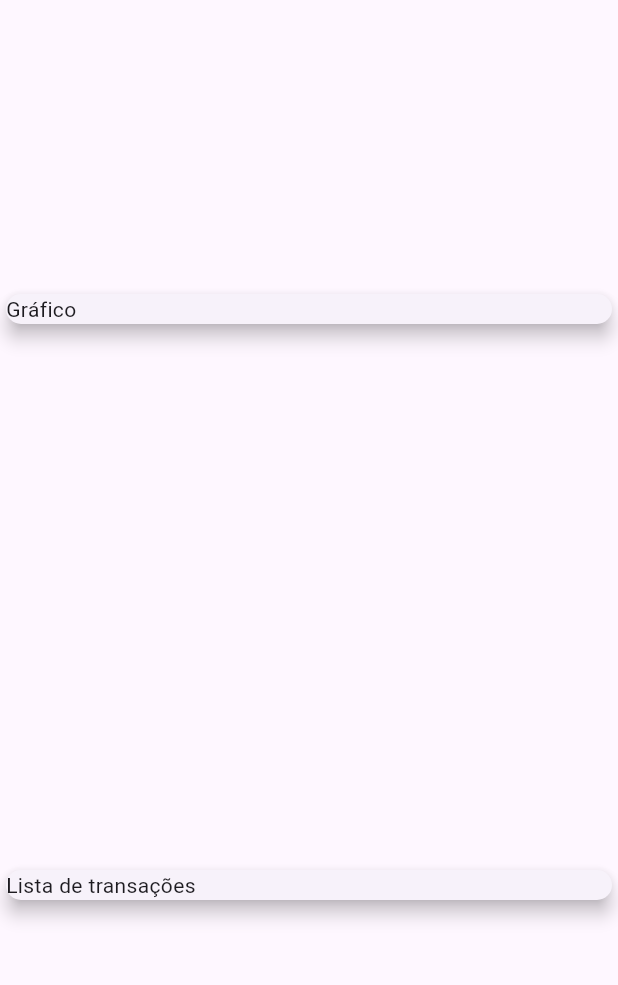
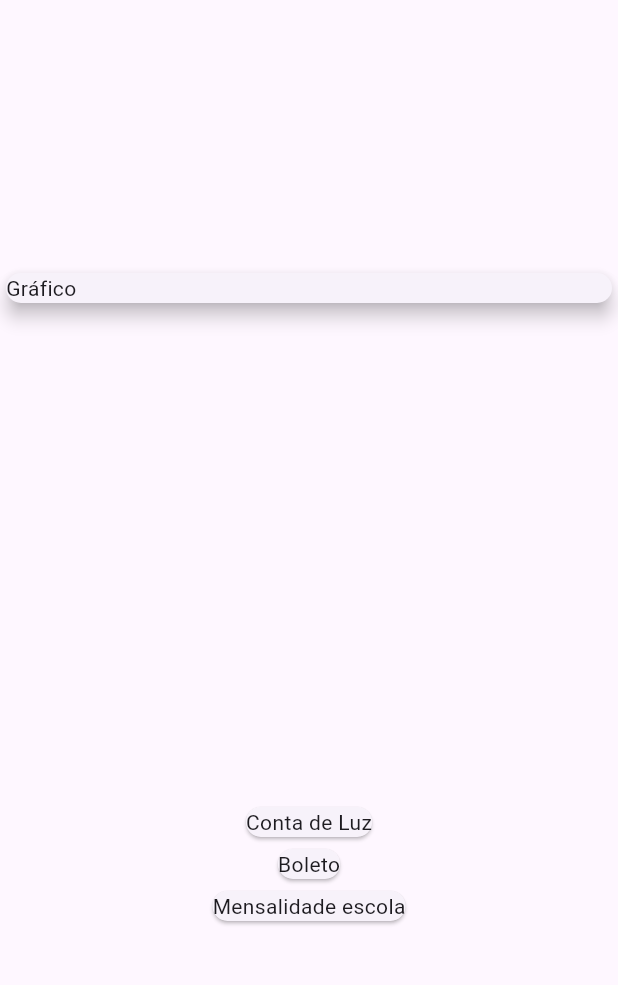
Before and after one commit to Gipsy7/negativo, a Flutter app: the screen it shows after launch, on a phone screen of 412 x 824 dp, the part 63-1048 px from its top. Run offline on Flutter 3.47's test engine with Material 3 defaults, Android fonts, the light colour scheme and no system bars.

Commit message:
refactor: update MyHomePage to display transaction list dynamically

```diff
--- a/lib/main.dart
+++ b/lib/main.dart
@@ -39,10 +39,13 @@ class MyHomePage extends StatelessWidget {
               elevation: 5,
             ),
           ),
-          Card(
-            child: Text('Lista de transações'),
-            elevation: 5,
-          ),
+          Column(
+            children: _transactions.map((tr) {
+              return Card(
+                child: Text(tr.title),
+              );
+            }).toList(),
+          )
         ],
       )
     );
```
